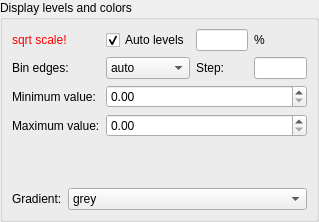
Before: the Qt Designer form lavuelib/ui/LevelsGroupBox.ui in syncope/lavue, drawn with Qt 5.
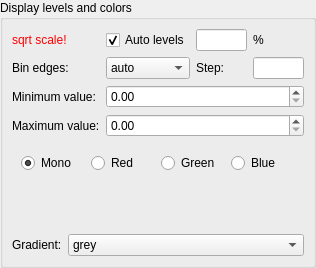
After: the same form once the commit is applied.

The edit to the form file:
```diff
--- a/lavuelib/ui/LevelsGroupBox.ui
+++ b/lavuelib/ui/LevelsGroupBox.ui
@@ -6,8 +6,8 @@
    <rect>
     <x>0</x>
     <y>0</y>
-    <width>319</width>
-    <height>222</height>
+    <width>316</width>
+    <height>268</height>
    </rect>
   </property>
   <property name="windowTitle">
@@ -22,8 +22,8 @@
      <property name="title">
       <string>Display levels and colors</string>
      </property>
-     <layout class="QGridLayout" name="gridLayout_4">
-      <item row="0" column="0">
+     <layout class="QVBoxLayout" name="verticalLayout">
+      <item>
        <layout class="QGridLayout" name="gridLayout">
         <item row="0" column="1">
          <widget class="QCheckBox" name="autoLevelsCheckBox">
@@ -189,7 +189,44 @@
         </item>
        </layout>
       </item>
-      <item row="1" column="0">
+      <item>
+       <widget class="QWidget" name="channelWidget" native="true">
+        <layout class="QHBoxLayout" name="horizontalLayout">
+         <item>
+          <widget class="QRadioButton" name="monoRadioButton">
+           <property name="text">
+            <string>Mono</string>
+           </property>
+           <property name="checked">
+            <bool>true</bool>
+           </property>
+          </widget>
+         </item>
+         <item>
+          <widget class="QRadioButton" name="redRadioButton">
+           <property name="text">
+            <string>Red</string>
+           </property>
+          </widget>
+         </item>
+         <item>
+          <widget class="QRadioButton" name="greenRadioButton">
+           <property name="text">
+            <string>Green</string>
+           </property>
+          </widget>
+         </item>
+         <item>
+          <widget class="QRadioButton" name="blueRadioButton">
+           <property name="text">
+            <string>Blue</string>
+           </property>
+          </widget>
+         </item>
+        </layout>
+       </widget>
+      </item>
+      <item>
        <widget class="QFrame" name="histogramFrame">
         <property name="sizePolicy">
          <sizepolicy hsizetype="Expanding" vsizetype="Preferred">
@@ -219,7 +256,7 @@
         </layout>
        </widget>
       </item>
-      <item row="2" column="0">
+      <item>
        <layout class="QGridLayout" name="colorGridLayout">
         <item row="0" column="0">
          <widget class="QLabel" name="gradientLabel">
```
Left out of the diff: 24 changed lines with no effect on the pictures.
